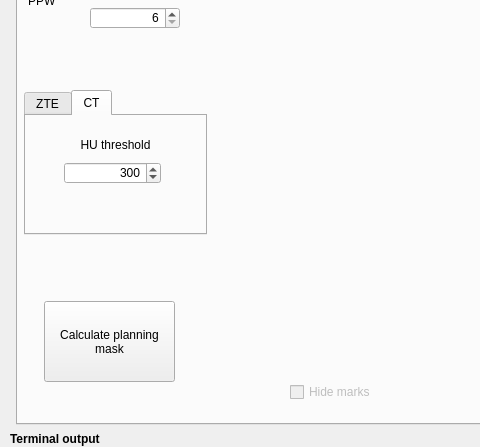
acoreas/BabelBrain, file BabelBrain/form.ui: the form before one commit; both pictures show x 0 to 480 and y 159 to 606 of the 1380 by 757 pixel window.
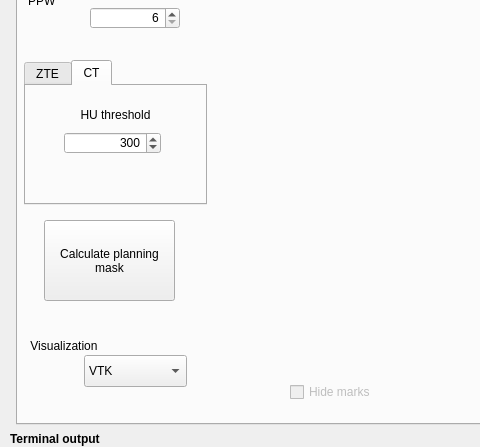
The form after the commit.

What changed in the file:
```diff
--- a/BabelBrain/form.ui
+++ b/BabelBrain/form.ui
@@ -158,7 +158,7 @@
      <property name="geometry">
       <rect>
        <x>26</x>
-       <y>371</y>
+       <y>290</y>
        <width>131</width>
        <height>81</height>
       </rect>
@@ -178,7 +178,7 @@
      <property name="geometry">
       <rect>
        <x>6</x>
-       <y>160</y>
+       <y>130</y>
        <width>183</width>
        <height>145</height>
       </rect>
@@ -316,6 +316,42 @@
       <string>Hide marks</string>
      </property>
     </widget>
+    <widget class="QComboBox" name="VisualizationcomboBox">
+     <property name="geometry">
+      <rect>
+       <x>66</x>
+       <y>425</y>
+       <width>103</width>
+       <height>32</height>
+      </rect>
+     </property>
+     <item>
+      <property name="text">
+       <string>VTK</string>
+      </property>
+     </item>
+     <item>
+      <property name="text">
+       <string>Matplotlib</string>
+      </property>
+     </item>
+    </widget>
+    <widget class="QLabel" name="HULabel_2">
+     <property name="geometry">
+      <rect>
+       <x>0</x>
+       <y>406</y>
+       <width>92</width>
+       <height>20</height>
+      </rect>
+     </property>
+     <property name="text">
+      <string>Visualization</string>
+     </property>
+     <property name="alignment">
+      <set>Qt::AlignmentFlag::AlignCenter</set>
+     </property>
+    </widget>
    </widget>
   </widget>
   <widget class="QTextBrowser" name="outputTerminal">
```
